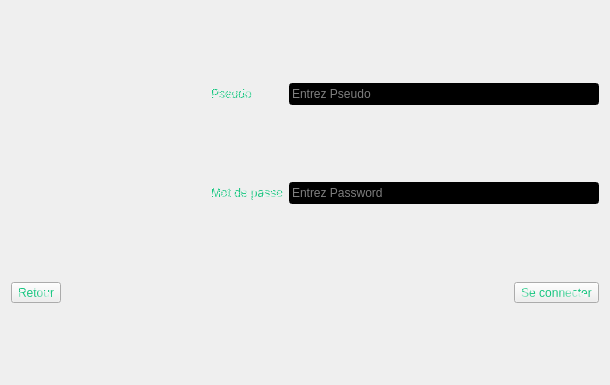
The window that Client/UI/Menu_LoginQt.ui (Minigrim0/LombricABrac) describes before a commit, drawn with Qt 5.
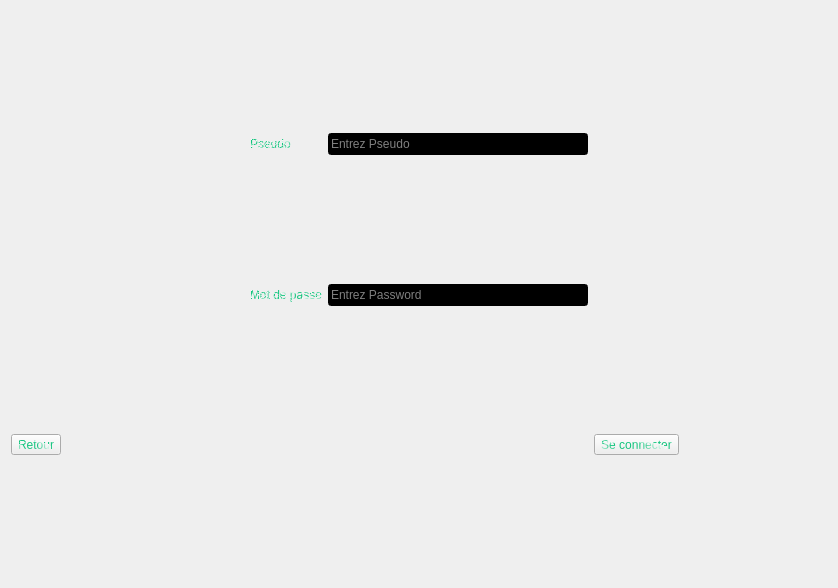
The same window after the commit. Icons and pictures are not drawn.

Commit message: ajust line edit

```diff
--- a/Client/UI/Menu_LoginQt.ui
+++ b/Client/UI/Menu_LoginQt.ui
@@ -6,8 +6,8 @@
    <rect>
     <x>0</x>
     <y>0</y>
-    <width>610</width>
-    <height>385</height>
+    <width>838</width>
+    <height>588</height>
    </rect>
   </property>
   <property name="windowTitle">
@@ -153,7 +153,21 @@
        </property>
       </widget>
      </item>
-     <item row="3" column="2" colspan="3">
+     <item row="1" column="2" colspan="2">
+      <widget class="QLineEdit" name="PseudolineEdit">
+       <property name="styleSheet">
+        <string notr="true">background-color: rgb(0, 0, 0);
+color: rgb(255, 255, 255);</string>
+       </property>
+       <property name="maxLength">
+        <number>40</number>
+       </property>
+       <property name="placeholderText">
+        <string>Entrez Pseudo</string>
+       </property>
+      </widget>
+     </item>
+     <item row="3" column="2" colspan="2">
       <widget class="QLineEdit" name="PasswordlineEdit">
        <property name="styleSheet">
         <string notr="true">background-color: rgb(0, 0, 0);
@@ -170,19 +184,18 @@
        </property>
       </widget>
      </item>
-     <item row="1" column="2" colspan="3">
-      <widget class="QLineEdit" name="PseudolineEdit">
-       <property name="styleSheet">
-        <string notr="true">background-color: rgb(0, 0, 0);
-color: rgb(255, 255, 255);</string>
+     <item row="1" column="4">
+      <spacer name="horizontalSpacer_3">
+       <property name="orientation">
+        <enum>Qt::Horizontal</enum>
        </property>
-       <property name="maxLength">
-        <number>25</number>
+       <property name="sizeHint" stdset="0">
+        <size>
+         <width>40</width>
+         <height>20</height>
+        </size>
        </property>
-       <property name="placeholderText">
-        <string>Entrez Pseudo</string>
-       </property>
-      </widget>
+      </spacer>
      </item>
     </layout>
    </item>
```
Left out of the diff: 2 changed lines with no effect on the pictures.
